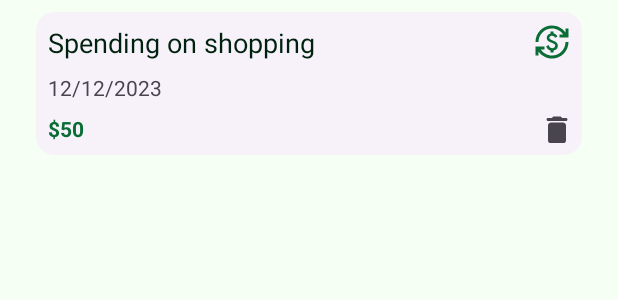
After one commit to kabirnayeem99/budget_management_syarah, an Android app: the layout list_item_transaction.xml on its own in the app's theme, with its tools: preview values and no code run, on a phone screen of 412 x 824 dp. The commit adds this screen. Shown: the top 300 px of the screen. Run offline under Robolectric (Android 15) with nearby library versions, the phone set to English and light mode, and no system bars.

Commit message:
feat [transaction]: design transaction list

```diff
--- /dev/null
+++ b/app/src/main/res/drawable/ic_transaction.xml
@@ -0,0 +1,5 @@
+<vector android:height="24dp" android:tint="#AAAAAA"
+    android:viewportHeight="24" android:viewportWidth="24"
+    android:width="24dp" xmlns:android="http://schemas.android.com/apk/res/android">
+    <path android:fillColor="@android:color/white" android:pathData="M12.89,11.1c-1.78,-0.59 -2.64,-0.96 -2.64,-1.9c0,-1.02 1.11,-1.39 1.81,-1.39c1.31,0 1.79,0.99 1.9,1.34l1.58,-0.67C15.39,8.03 14.72,6.56 13,6.24V5h-2v1.26C8.52,6.82 8.51,9.12 8.51,9.22c0,2.27 2.25,2.91 3.35,3.31c1.58,0.56 2.28,1.07 2.28,2.03c0,1.13 -1.05,1.61 -1.98,1.61c-1.82,0 -2.34,-1.87 -2.4,-2.09L8.1,14.75c0.63,2.19 2.28,2.78 2.9,2.96V19h2v-1.24c0.4,-0.09 2.9,-0.59 2.9,-3.22C15.9,13.15 15.29,11.93 12.89,11.1zM3,21H1v-6h6v2l-2.48,0c1.61,2.41 4.36,4 7.48,4c4.97,0 9,-4.03 9,-9h2c0,6.08 -4.92,11 -11,11c-3.72,0 -7.01,-1.85 -9,-4.67L3,21zM1,12C1,5.92 5.92,1 12,1c3.72,0 7.01,1.85 9,4.67L21,3h2v6h-6V7l2.48,0C17.87,4.59 15.12,3 12,3c-4.97,0 -9,4.03 -9,9H1z"/>
+</vector>
--- a/app/src/main/res/layout/fragment_months.xml
+++ b/app/src/main/res/layout/fragment_months.xml
@@ -16,7 +16,7 @@
             android:id="@+id/rv_months"
             android:layout_width="match_parent"
             android:layout_height="match_parent"
-            tools:listitem="@layout/list_item_account" />
+            tools:listitem="@layout/list_item_month" />
 
     </androidx.constraintlayout.widget.ConstraintLayout>
 </layout>
--- a/app/src/main/res/layout/fragment_transaction_details.xml
+++ b/app/src/main/res/layout/fragment_transaction_details.xml
@@ -1,5 +1,6 @@
 <?xml version="1.0" encoding="utf-8"?>
-<layout xmlns:android="http://schemas.android.com/apk/res/android">
+<layout xmlns:android="http://schemas.android.com/apk/res/android"
+    xmlns:tools="http://schemas.android.com/tools">
 
     <data>
 
@@ -7,7 +8,15 @@
 
     <androidx.constraintlayout.widget.ConstraintLayout
         android:layout_width="match_parent"
-        android:layout_height="match_parent">
+        android:layout_height="match_parent"
+        android:fitsSystemWindows="true">
+
+
+        <androidx.recyclerview.widget.RecyclerView
+            android:id="@+id/rv_transactions"
+            android:layout_width="match_parent"
+            android:layout_height="match_parent"
+            tools:listitem="@layout/list_item_transaction" />
 
     </androidx.constraintlayout.widget.ConstraintLayout>
 </layout>
--- /dev/null
+++ b/app/src/main/res/layout/list_item_transaction.xml
@@ -0,0 +1,73 @@
+<?xml version="1.0" encoding="utf-8"?>
+<layout xmlns:android="http://schemas.android.com/apk/res/android"
+    xmlns:app="http://schemas.android.com/apk/res-auto"
+    xmlns:tools="http://schemas.android.com/tools">
+
+    <data>
+
+    </data>
+
+
+    <com.google.android.material.card.MaterialCardView
+        style="@style/Widget.Material3.CardView.Elevated"
+        android:layout_width="match_parent"
+        android:layout_height="wrap_content"
+        android:layout_marginHorizontal="24dp"
+        android:layout_marginVertical="8dp">
+
+        <androidx.constraintlayout.widget.ConstraintLayout
+            android:layout_width="match_parent"
+            android:layout_height="wrap_content"
+            android:padding="8dp">
+
+            <TextView
+                android:id="@+id/tv_transaction_name"
+                style="@style/TextAppearance.AppCompat.Medium"
+                android:layout_width="0dp"
+                android:layout_height="wrap_content"
+                android:textAlignment="textStart"
+                android:textColor="?colorOnBackground"
+                app:drawableEndCompat="@drawable/ic_transaction"
+                app:drawableTint="?colorAccent"
+                app:layout_constraintEnd_toEndOf="parent"
+                app:layout_constraintStart_toStartOf="parent"
+                app:layout_constraintTop_toTopOf="parent"
+                tools:text="Spending on shopping" />
+
+
+            <TextView
+                android:id="@+id/tv_transaction_date"
+                android:layout_width="wrap_content"
+                android:layout_height="wrap_content"
+                android:layout_marginTop="8dp"
+                app:layout_constraintStart_toStartOf="parent"
+                app:layout_constraintTop_toBottomOf="@id/tv_transaction_name"
+                tools:text="12/12/2023" />
+
+            <TextView
+                style="@style/TextAppearance.AppCompat.Small"
+                android:layout_width="wrap_content"
+                android:layout_height="wrap_content"
+                android:layout_marginTop="8dp"
+                android:textColor="?colorPrimary"
+                android:textStyle="bold"
+                app:layout_constraintStart_toStartOf="parent"
+                app:layout_constraintTop_toBottomOf="@id/tv_transaction_date"
+                tools:text="$50" />
+
+            <ImageButton
+                android:id="@+id/iv_delete_button"
+                android:layout_width="18dp"
+                android:layout_height="18dp"
+                android:contentDescription="@string/hint_delete_account"
+                android:src="@drawable/ic_delete"
+                app:layout_constraintBottom_toBottomOf="parent"
+                app:layout_constraintEnd_toEndOf="parent"
+                app:tint="?colorControlNormal" />
+
+
+        </androidx.constraintlayout.widget.ConstraintLayout>
+
+    </com.google.android.material.card.MaterialCardView>
+
+</layout>
```
